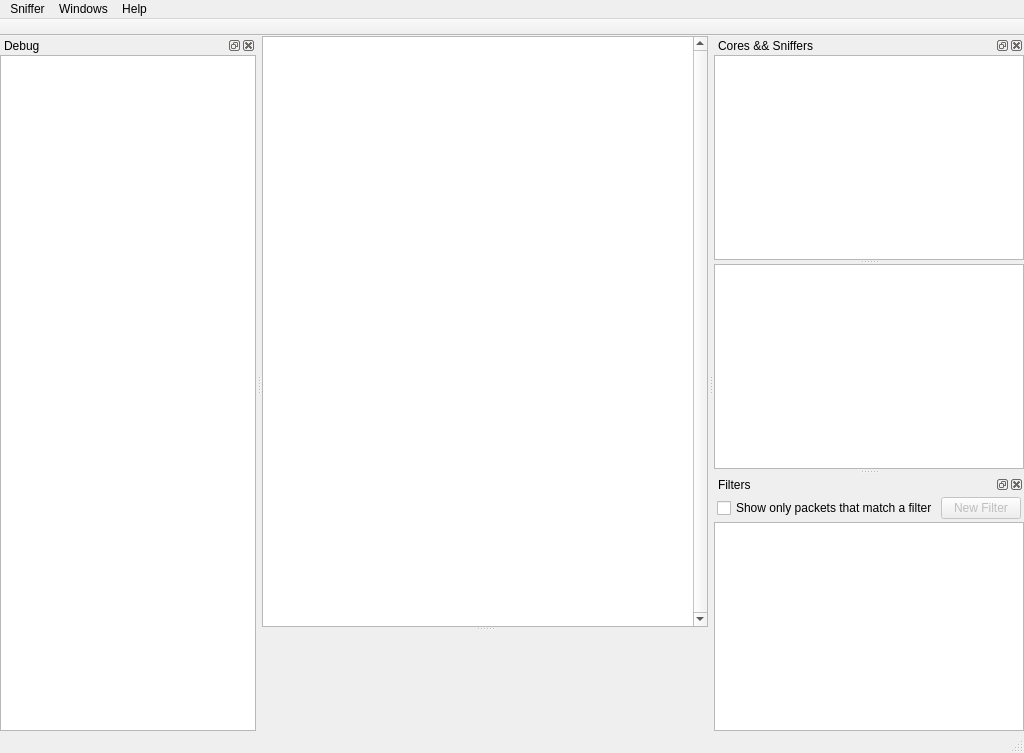
Old version of the form IntPe9/Ui/Main.ui in the repository AxDSan/IntPe9-1.
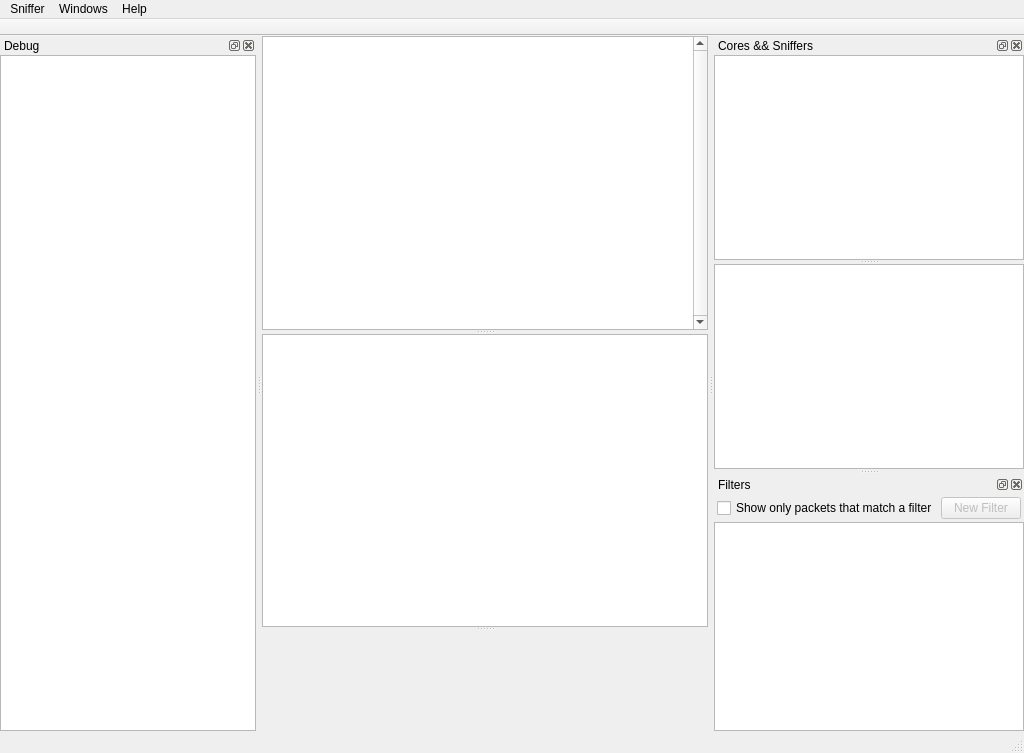
New version of the form. Icons and pictures are not drawn.

Commit message: Protocol view added

Patch:
```diff
--- a/IntPe9/Ui/Main.ui
+++ b/IntPe9/Ui/Main.ui
@@ -36,6 +36,12 @@
           <enum>Qt::Vertical</enum>
          </property>
          <widget class="QTableView" name="tablePackets">
+          <property name="minimumSize">
+           <size>
+            <width>0</width>
+            <height>0</height>
+           </size>
+          </property>
           <property name="font">
            <font>
             <family>Consolas</family>
@@ -93,6 +99,11 @@
            <number>17</number>
           </attribute>
          </widget>
+         <widget class="QTreeView" name="protocolView">
+          <attribute name="headerVisible">
+           <bool>false</bool>
+          </attribute>
+         </widget>
          <widget class="QWidget" name="hexWidget" native="true">
           <property name="minimumSize">
            <size>
```
Left out of the diff: 2 changed lines with no effect on the pictures. The commit also changes 1 other file.
